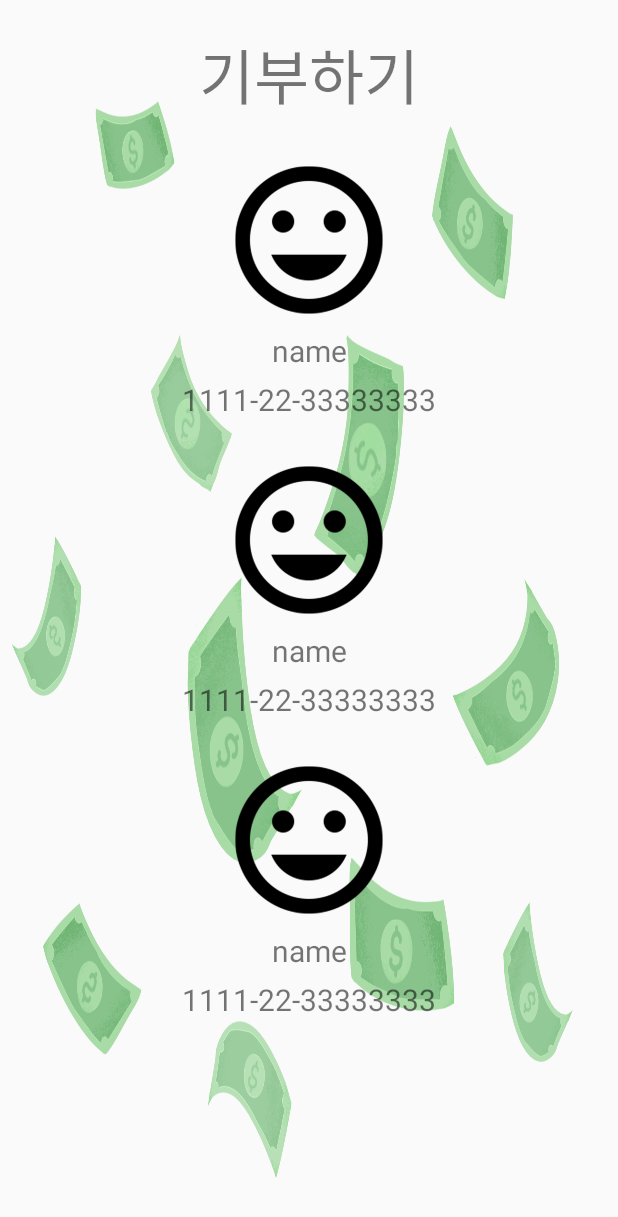
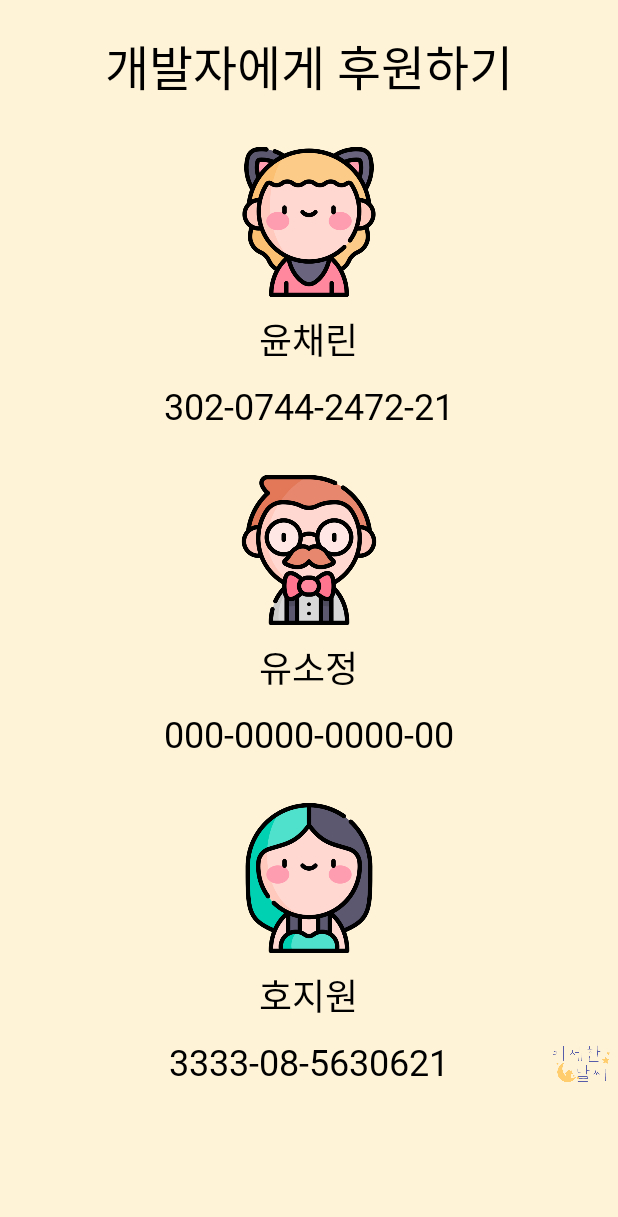
Before and after one commit to TinyWeather/Tiny_Weather, an Android app: the Donation screen opened directly, with no data from a screen before it, on a phone screen of 412 x 824 dp. Shown: the top 1217 px of the screen. Run offline under Robolectric (Android 15) with nearby library versions, the phone set to English and light mode, and no system bars.

Commit message:
+) 네비게이션 바 메뉴 화면 수정

```diff
--- a/app/src/main/res/layout/activity_guide.xml
+++ b/app/src/main/res/layout/activity_guide.xml
@@ -23,17 +23,17 @@
                 android:id="@+id/guide1"
                 android:layout_width="wrap_content"
                 android:layout_height="wrap_content"
+                android:layout_weight="1"
                 android:text=" 1. 위치정보가 없음으로 떠요!"
-                android:textSize="25dp"
-                android:layout_weight="1"
+                android:textAppearance="@style/txt_black_25"
                 />
 
             <Button
                 android:id="@+id/btn1"
                 android:layout_width="wrap_content"
                 android:layout_height="wrap_content"
-                android:text="▽"
-                android:textSize="20dp"
+                android:text="@string/guide_btn_id1"
+                android:textAppearance="@style/txt_black_20"
 
                 />
 
@@ -44,10 +44,9 @@
             android:id="@+id/text1"
             android:layout_width="match_parent"
             android:layout_height="wrap_content"
-            android:text="위치정보가 없을땐 gps설정을 먼저 확인해 보세요!
-                                만약 그래도 없다면 어플에 gps설정을 제공해주었는지 확인해주세요
-                                    그래도 없는 경우에는 문의하기를 이용해주시면 됩니다."
             android:visibility="gone"
+            android:text="위치정보가 없을땐 gps설정을 먼저 확인해 보세요!\n만약 그래도 없다면 어플에 gps설정을 제공해주었는지 확인해주세요\n그래도 없는 경우에는 문의하기를 이용해주시면 됩니다."
+            android:textAppearance="@style/txt_grey_14"
             />
 
     </LinearLayout>
@@ -71,17 +70,17 @@
                 android:id="@+id/guide2"
                 android:layout_width="wrap_content"
                 android:layout_height="wrap_content"
+                android:layout_weight="1"
                 android:text=" 2. 후원 하고 싶어요!"
-                android:textSize="25dp"
-                android:layout_weight="1"
+                android:textAppearance="@style/txt_black_25"
                 />
 
             <Button
                 android:id="@+id/btn2"
                 android:layout_width="wrap_content"
                 android:layout_height="wrap_content"
-                android:text="▽"
-                android:textSize="20dp"
+                android:text="@string/guide_btn_id1"
+                android:textAppearance="@style/txt_black_20"
                 />
 
         </LinearLayout>
@@ -91,13 +90,9 @@
             android:id="@+id/text2"
             android:layout_width="match_parent"
             android:layout_height="wrap_content"
-            android:text="그러한 마음가짐은 저희에게 매우 생유베리감사입니다.!!
-
-                                                                                                        그러한 분들을 위해 저희가 후원해주실 수 있는 방도를 만들어 두었습니다:)
-
-
-                                                                                                            적극적인 이용은 너무나 행복합니다."
             android:visibility="gone"
+            android:text="그러한 마음가짐은 저희에게 매우 생유베리감사입니다.!!\n그러한 분들을 위해 저희가 후원해주실 수 있는 방도를 만들어 두었습니다:)\n적극적인 이용은 너무나 행복합니다."
+            android:textAppearance="@style/txt_grey_14"
             />
 
     </LinearLayout>
@@ -121,17 +116,17 @@
                 android:id="@+id/guide3"
                 android:layout_width="wrap_content"
                 android:layout_height="wrap_content"
+                android:layout_weight="1"
                 android:text=" 3. 냠냠 하하"
-                android:textSize="25dp"
-                android:layout_weight="1"
+                android:textAppearance="@style/txt_black_25"
                 />
 
             <Button
                 android:id="@+id/btn3"
                 android:layout_width="wrap_content"
                 android:layout_height="wrap_content"
-                android:text="▽"
-                android:textSize="20dp"
+                android:text="@string/guide_btn_id1"
+                android:textAppearance="@style/txt_black_20"
                 />
 
         </LinearLayout>
@@ -141,14 +136,9 @@
             android:id="@+id/text3"
             android:layout_width="match_parent"
             android:layout_height="wrap_content"
-            android:text="냠냠냠
-            하하하
-            마마마
-            하하하
-
-            가나다
-            가나다라마바사"
             android:visibility="gone"
+            android:text="냠냠냠\n하하하\n마마마\n하하하\n가나다\n가나다라마바사"
+            android:textAppearance="@style/txt_grey_14"
             />
 
     </LinearLayout>
--- a/app/src/main/res/layout/activity_money.xml
+++ b/app/src/main/res/layout/activity_money.xml
@@ -2,128 +2,137 @@
 <androidx.constraintlayout.widget.ConstraintLayout xmlns:android="http://schemas.android.com/apk/res/android"
     android:layout_width="match_parent"
     android:layout_height="match_parent"
-    xmlns:app="http://schemas.android.com/apk/res-auto">
+    xmlns:app="http://schemas.android.com/apk/res-auto"
+    android:background="@color/colorLightYellow">
 
-    <ImageView
+    <ScrollView
+        android:id="@+id/donation_scroll"
         android:layout_width="match_parent"
-        android:layout_height="match_parent"
-        android:background="@drawable/money"/>
+        android:layout_height="match_parent">
+
+    <RelativeLayout
+        android:layout_width="match_parent"
+        android:layout_height="wrap_content">
 
         <TextView
+            android:id="@+id/donation_txt"
             android:layout_width="wrap_content"
             android:layout_height="wrap_content"
-        android:text="기부하기"
-        app:layout_constraintTop_toTopOf="parent"
-        android:textSize="40sp"
-        app:layout_constraintLeft_toLeftOf="parent"
-        app:layout_constraintRight_toRightOf="parent"
+            android:layout_alignParentTop="true"
+            android:layout_centerHorizontal="true"
             android:layout_marginTop="20dp"
-        android:id="@+id/donation_text"
+            android:text="@string/donation_id1"
+            android:textAppearance="@style/txt_black_32"
             />
 
         <ImageView
+            android:id="@+id/donation_img1"
             android:layout_width="100dp"
             android:layout_height="100dp"
-        android:background="@drawable/dust"
-        app:layout_constraintTop_toBottomOf="@+id/donation_text"
-        app:layout_constraintLeft_toLeftOf="parent"
-        app:layout_constraintRight_toRightOf="parent"
+            android:layout_below="@id/donation_txt"
+            android:layout_centerHorizontal="true"
             android:layout_marginTop="30sp"
-        android:id="@+id/img1"
+            android:src="@drawable/character_youn"
             />
 
         <TextView
+            android:id="@+id/donation_name1"
             android:layout_width="wrap_content"
             android:layout_height="wrap_content"
-        android:text="name"
-        app:layout_constraintTop_toBottomOf="@+id/img1"
-        app:layout_constraintLeft_toLeftOf="parent"
-        app:layout_constraintRight_toRightOf="parent"
+            android:layout_below="@id/donation_img1"
+            android:layout_centerHorizontal="true"
             android:layout_marginTop="10dp"
-        android:textSize="20dp"
-        android:id="@+id/name1"
+            android:text="@string/donation_name_id1"
+            android:textAppearance="@style/txt_black_24"
             />
 
         <TextView
-        android:id="@+id/acount1"
+            android:id="@+id/donation_acount1"
             android:layout_width="wrap_content"
             android:layout_height="wrap_content"
-        app:layout_constraintTop_toBottomOf="@+id/name1"
-        app:layout_constraintLeft_toLeftOf="parent"
-        app:layout_constraintRight_toRightOf="parent"
-        android:layout_marginTop="5dp"
-        android:textSize="20dp"
-        android:text="1111-22-33333333"
+            android:layout_below="@id/donation_name1"
+            android:layout_centerHorizontal="true"
+            android:layout_marginTop="10dp"
+            android:text="@string/donation_acount_id1"
+            android:textAppearance="@style/txt_black_24"
             />
 
         <ImageView
+            android:id="@+id/donation_img2"
             android:layout_width="100dp"
             android:layout_height="100dp"
-        android:background="@drawable/dust"
-        app:layout_constraintTop_toBottomOf="@+id/acount1"
-        app:layout_constraintLeft_toLeftOf="parent"
-        app:layout_constraintRight_toRightOf="parent"
+            android:layout_below="@id/donation_acount1"
+            android:layout_centerHorizontal="true"
             android:layout_marginTop="30sp"
-        android:id="@+id/img2"
+            android:src="@drawable/character_you"
             />
 
         <TextView
+            android:id="@+id/donation_name2"
             android:layout_width="wrap_content"
             android:layout_height="wrap_content"
-        android:text="name"
-        app:layout_constraintTop_toBottomOf="@+id/img2"
-        app:layout_constraintLeft_toLeftOf="parent"
-        app:layout_constraintRight_toRightOf="parent"
+            android:layout_below="@id/donation_img2"
+            android:layout_centerHorizontal="true"
             android:layout_marginTop="10dp"
-        android:textSize="20dp"
-        android:id="@+id/name2"
+            android:text="@string/donation_name_id2"
+            android:textAppearance="@style/txt_black_24"
             />
 
         <TextView
-        android:id="@+id/acount2"
+            android:id="@+id/donation_acount2"
             android:layout_width="wrap_content"
             android:layout_height="wrap_content"
-        app:layout_constraintTop_toBottomOf="@+id/name2"
-        app:layout_constraintLeft_toLeftOf="parent"
-        app:layout_constraintRight_toRightOf="parent"
-        android:layout_marginTop="5dp"
-        android:textSize="20dp"
-        android:text="1111-22-33333333"
+            android:layout_below="@id/donation_name2"
+            android:layout_centerHorizontal="true"
+            android:layout_marginTop="10dp"
+            android:text="@string/donation_acount_id2"
+            android:textAppearance="@style/txt_black_24"
             />
 
         <ImageView
+            android:id="@+id/donation_img3"
             android:layout_width="100dp"
             android:layout_height="100dp"
-        android:background="@drawable/dust"
-        app:layout_constraintTop_toBottomOf="@+id/acount2"
-        app:layout_constraintLeft_toLeftOf="parent"
-        app:layout_constraintRight_toRightOf="parent"
+            android:layout_below="@id/donation_acount2"
+            android:layout_centerHorizontal="true"
             android:layout_marginTop="30sp"
-        android:id="@+id/img3"
+            android:src="@drawable/character_ho"
             />
 
         <TextView
+            android:id="@+id/donation_name3"
             android:layout_width="wrap_content"
             android:layout_height="wrap_content"
-        android:text="name"
-        app:layout_constraintTop_toBottomOf="@+id/img3"
-        app:layout_constraintLeft_toLeftOf="parent"
-        app:layout_constraintRight_toRightOf="parent"
+            android:layout_below="@id/donation_img3"
+            android:layout_centerHorizontal="true"
             android:layout_marginTop="10dp"
-        android:textSize="20dp"
-        android:id="@+id/name3"
+            android:text="@string/donation_name_id3"
+            android:textAppearance="@style/txt_black_24"
             />
 
         <TextView
-        android:id="@+id/acount3"
+            android:id="@+id/donation_acount3"
             android:layout_width="wrap_content"
             android:layout_height="wrap_content"
-        app:layout_constraintTop_toBottomOf="@+id/name3"
-        app:layout_constraintLeft_toLeftOf="parent"
-        app:layout_constraintRight_toRightOf="parent"
-        android:layout_marginTop="5dp"
-        android:textSize="20dp"
-        android:text="1111-22-33333333"
+            android:layout_below="@id/donation_name3"
+            android:layout_centerHorizontal="true"
+            android:layout_marginTop="10dp"
+            android:layout_marginBottom="10dp"
+            android:text="@string/donation_acount_id3"
+            android:textAppearance="@style/txt_black_24"
             />
 
+        <ImageView
+            android:id="@+id/donation_img"
+            android:layout_width="50dp"
+            android:layout_height="50dp"
+            android:layout_alignParentBottom="true"
+            android:layout_alignParentEnd="true"
+            android:src="@mipmap/logo"
+            />
+
+    </RelativeLayout>
+
+    </ScrollView>
+
 </androidx.constraintlayout.widget.ConstraintLayout>
--- a/app/src/main/res/layout/inquiry.xml
+++ b/app/src/main/res/layout/inquiry.xml
@@ -17,11 +17,10 @@
             android:layout_width="wrap_content"
             android:layout_height="wrap_content"
             android:layout_gravity="right"
-            android:text="Edit"
             android:layout_marginRight="20dp"
             android:background="#00000000"
-            android:textSize="30sp"
-            android:textColor="#000000"
+            android:text="EDIT"
+            android:textAppearance="@style/txt_black_30"
             />
 
         <EditText
@@ -29,10 +28,11 @@
             android:layout_width="match_parent"
             android:layout_height="wrap_content"
             android:inputType="textPersonName"
-            android:hint="제목"
             android:layout_gravity="center"
             android:layout_marginLeft="20dp"
             android:layout_marginRight="20dp"
+            android:hint="제목"
+            android:textAppearance="@style/txt_black_20"
             />
 
         <FrameLayout
@@ -43,14 +43,15 @@
                 android:id="@+id/content"
                 android:layout_width="match_parent"
                 android:layout_height="wrap_content"
-                android:hint="내용을 입력하세요"
-                android:layout_gravity="center"
+                android:gravity="top"
                 android:layout_marginLeft="20dp"
                 android:layout_marginRight="20dp"
                 android:inputType="textMultiLine"
                 android:lines="15"
                 android:maxLines="30"
                 android:scrollbars="vertical"
+                android:hint="내용을 입력하세요"
+                android:textAppearance="@style/txt_black_20"
                 />
 
         </FrameLayout>
--- a/app/src/main/res/values/strings.xml
+++ b/app/src/main/res/values/strings.xml
@@ -67,4 +67,36 @@
         ____-__-__ __:__ __
     </string>
 
+    <string name="donation_id1">
+        개발자에게 후원하기
+    </string>
+
+    <string name="donation_name_id1">
+        윤채린
+    </string>
+
+    <string name="donation_name_id2">
+        유소정
+    </string>
+
+    <string name="donation_name_id3">
+        호지원
+    </string>
+
+    <string name="donation_acount_id1">
+        302-0744-2472-21
+    </string>
+
+    <string name="donation_acount_id2">
+        000-0000-0000-00
+    </string>
+
+    <string name="donation_acount_id3">
+        3333-08-5630621
+    </string>
+
+    <string name="guide_btn_id1">
+        ▽
+    </string>
+
 </resources>
--- a/app/src/main/res/values/styles.xml
+++ b/app/src/main/res/values/styles.xml
@@ -25,6 +25,18 @@
         </item>
         <item name="android:textColor">
             #000000
+        </item>
+        <item name="android:fontFamily">
+            @font/scdream3
+        </item>
+    </style>
+
+    <style name="txt_grey_14">
+        <item name="android:textSize">
+            14sp
+        </item>
+        <item name="android:textColor">
+            #838383
         </item>
         <item name="android:fontFamily">
             @font/scdream3
```
Also changed, not shown: app/src/main/res/drawable/character_ho.png (added), app/src/main/res/drawable/character_you.png (added), app/src/main/res/drawable/character_youn.png (added). Lines whose indentation alone changed are shown as unchanged.
